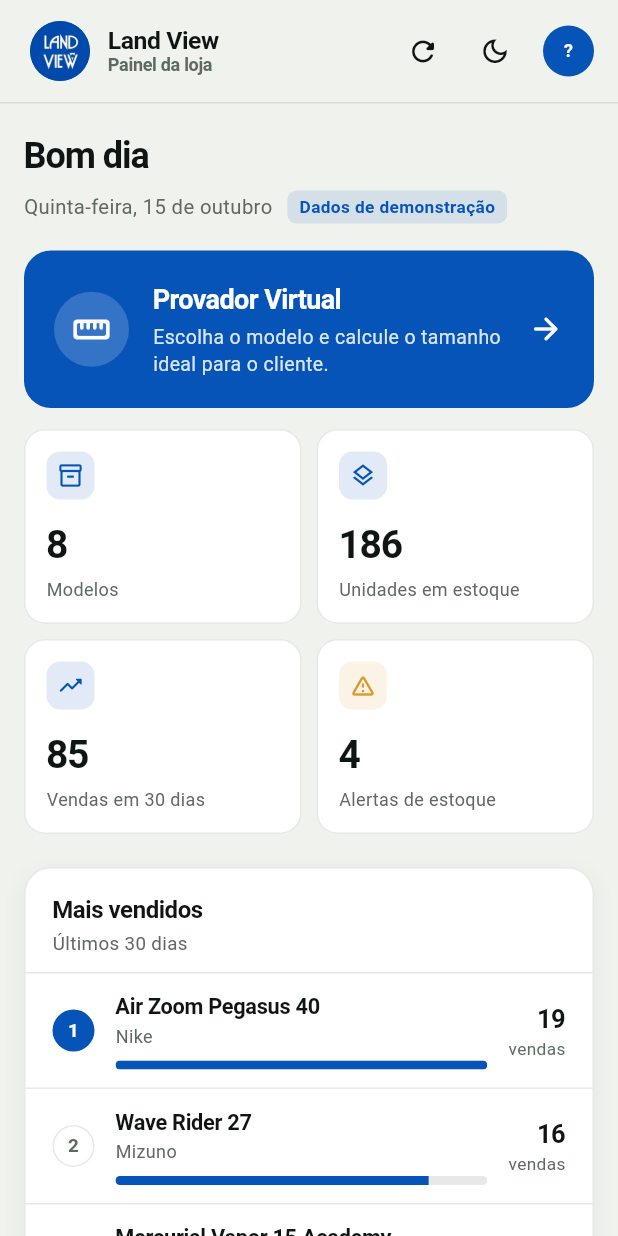
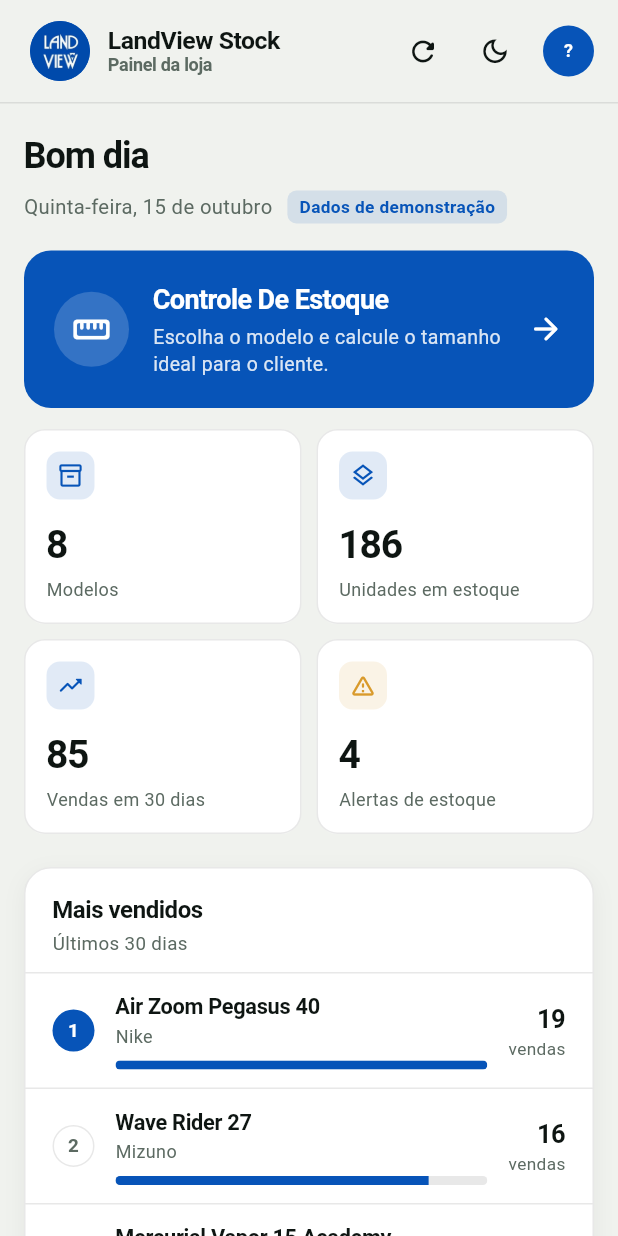
Before and after one commit to Deniel132/LandView_FrontStack, a Flutter app: the DashboardPage screen opened directly, on a phone screen of 412 x 824 dp. Run offline on Flutter 3.47's test engine with Material 3 defaults, Android fonts, the phone set to English and light mode, and no system bars; accounts and stored records are empty.

Commit message:
alterando o nome do controle de estoque

```diff
--- a/lib/config/loja.dart
+++ b/lib/config/loja.dart
@@ -2,9 +2,9 @@
 class Loja {
   const Loja._();
 
-  static const nome = 'Land View';
+  static const nome = 'LandView Stock';
   static const nomeCompleto = 'Land View Artigos Esportivos';
-  static const produto = 'Provador Virtual';
+  static const produto = 'LandView Stock';
 
   static const endereco = 'Avenida São Paulo 743, Loja i17';
 
--- a/lib/main.dart
+++ b/lib/main.dart
@@ -28,7 +28,7 @@ class MyApp extends StatelessWidget {
     return ValueListenableBuilder<ThemeMode>(
       valueListenable: themeNotifier,
       builder: (_, modo, __) => MaterialApp(
-        title: 'Provador Virtual',
+        title: 'LandView Stock',
         debugShowCheckedModeBanner: false,
         navigatorKey: navigatorKey,
         theme: AppTheme.light(),
--- a/lib/screens/catalogo_page.dart
+++ b/lib/screens/catalogo_page.dart
@@ -122,7 +122,7 @@ class _CatalogoPageState extends State<CatalogoPage> {
           mainAxisSize: MainAxisSize.min,
           children: [
             Text(
-              'Provador Virtual',
+              'Controle De Estoque',
               style: TextStyle(
                 fontSize: 16.5,
                 fontWeight: FontWeight.w700,
@@ -131,7 +131,7 @@ class _CatalogoPageState extends State<CatalogoPage> {
               ),
             ),
             Text(
-              'Escolha o modelo para calcular o tamanho',
+              'Verificacao de estoque por tipo de calcados',
               style: TextStyle(fontSize: 12, color: context.textMuted),
             ),
           ],
--- a/lib/screens/dashboard_page.dart
+++ b/lib/screens/dashboard_page.dart
@@ -115,7 +115,7 @@ class _DashboardPageState extends State<DashboardPage> {
               mainAxisSize: MainAxisSize.min,
               children: [
                 Text(
-                  'Land View',
+                  'LandView Stock',
                   style: TextStyle(
                     fontSize: 16.5,
                     fontWeight: FontWeight.w700,
@@ -383,7 +383,7 @@ class _CartaoProvador extends StatelessWidget {
                   crossAxisAlignment: CrossAxisAlignment.start,
                   children: [
                     const Text(
-                      'Provador Virtual',
+                      'Controle De Estoque ',
                       style: TextStyle(
                         fontSize: 18,
                         fontWeight: FontWeight.w700,
--- a/lib/screens/home_page.dart
+++ b/lib/screens/home_page.dart
@@ -132,7 +132,7 @@ class _HomePageState extends State<HomePage> {
               mainAxisSize: MainAxisSize.min,
               children: [
                 Text(
-                  'Provador Virtual',
+                  'LandView Stock',
                   style: TextStyle(
                     fontSize: 16.5,
                     fontWeight: FontWeight.w700,
--- a/lib/screens/login_page.dart
+++ b/lib/screens/login_page.dart
@@ -290,7 +290,7 @@ class _Marca extends StatelessWidget {
         const LogoLoja(tamanho: 84, sombra: true),
         const SizedBox(height: 18),
         Text(
-          'Provador Virtual',
+          'LandView Stock',
           style: TextStyle(
             fontSize: 26,
             fontWeight: FontWeight.w700,
@@ -300,7 +300,7 @@ class _Marca extends StatelessWidget {
         ),
         const SizedBox(height: 4),
         Text(
-          'Land View · Artigos Esportivos',
+          'Artigos Esportivos',
           style: TextStyle(fontSize: 13.5, color: context.textMuted),
         ),
       ],
```
Also changed, not shown: 2 other files.
